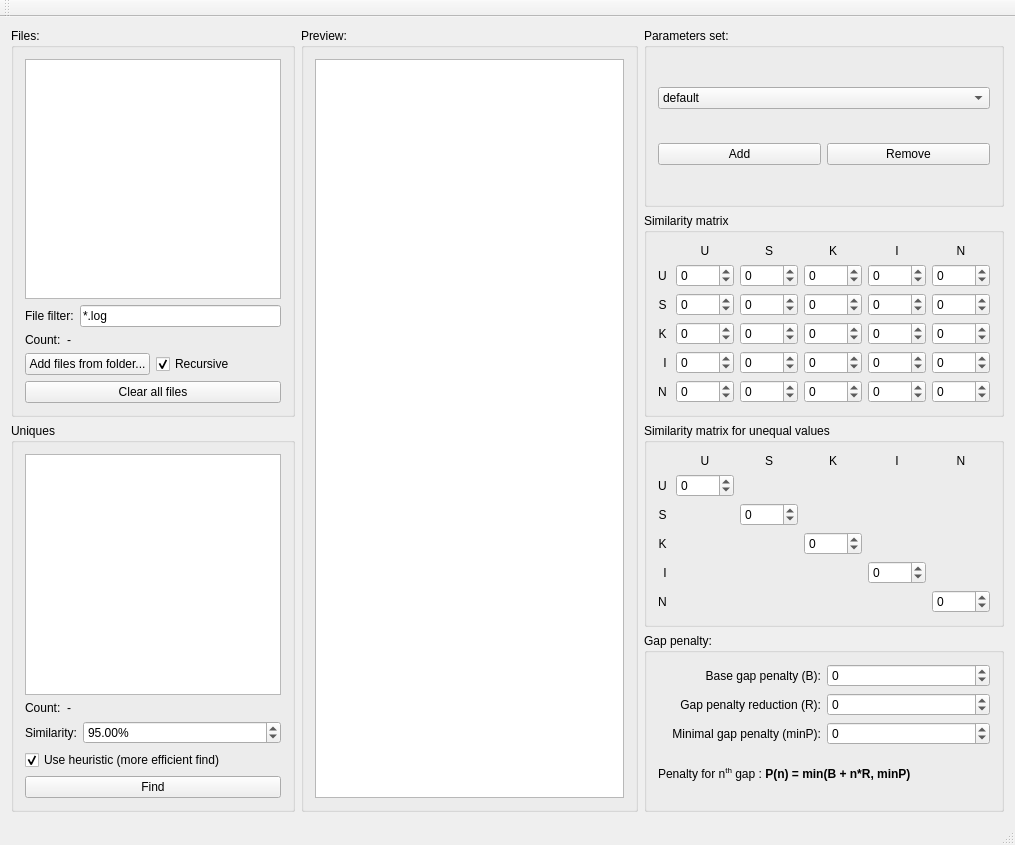
Old version of the form MainWindow.ui in the repository Cierpliwy/log-merger.
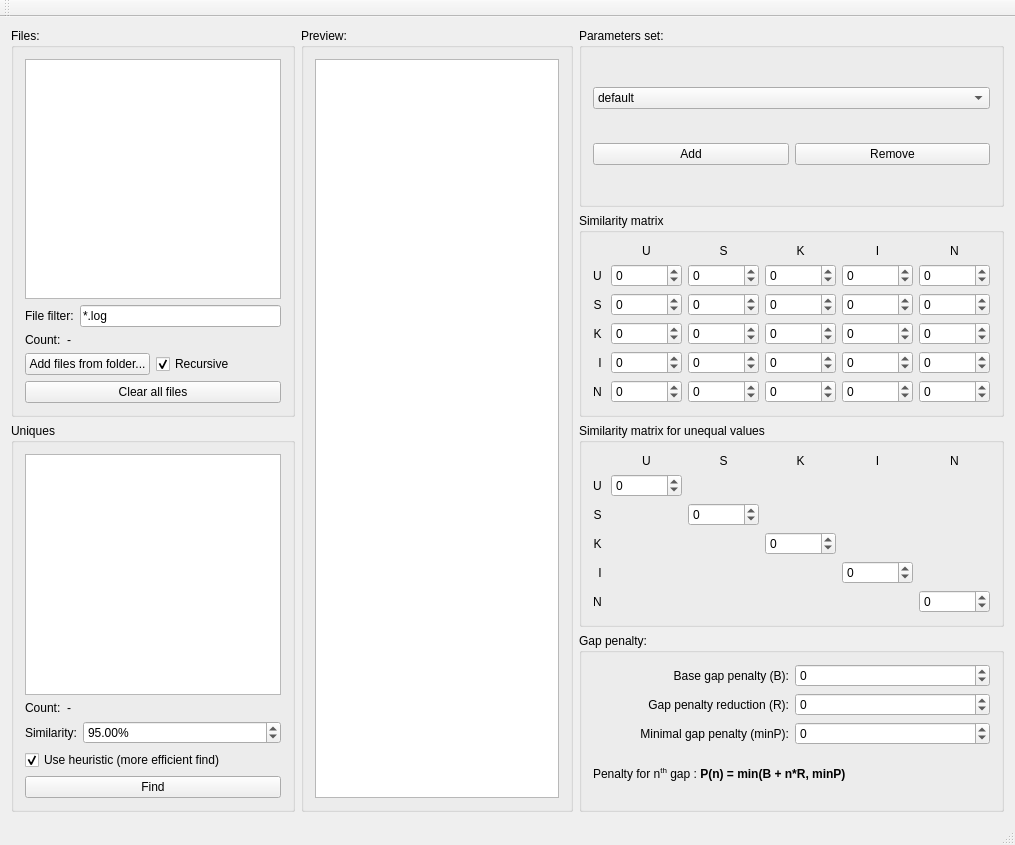
New version of the form.

Diff of the .ui file:
```diff
--- a/MainWindow.ui
+++ b/MainWindow.ui
@@ -180,7 +180,11 @@
       </property>
       <layout class="QVBoxLayout" name="verticalLayout_2">
        <item>
-        <widget class="QTextEdit" name="previewEdit"/>
+        <widget class="QTextEdit" name="previewEdit">
+         <property name="lineWrapMode">
+          <enum>QTextEdit::NoWrap</enum>
+         </property>
+        </widget>
        </item>
       </layout>
      </widget>
@@ -296,50 +300,65 @@
            <item row="1" column="1">
             <widget class="QSpinBox" name="UUSpinBox">
              <property name="minimum">
-              <number>-1000</number>
+              <number>-1000000</number>
              </property>
              <property name="maximum">
-              <number>1000</number>
+              <number>1000000</number>
+             </property>
+             <property name="value">
+              <number>0</number>
              </property>
             </widget>
            </item>
            <item row="1" column="2">
             <widget class="QSpinBox" name="USSpinBox">
              <property name="minimum">
-              <number>-1000</number>
+              <number>-1000000</number>
              </property>
              <property name="maximum">
-              <number>1000</number>
+              <number>1000000</number>
+             </property>
+             <property name="value">
+              <number>0</number>
              </property>
             </widget>
            </item>
            <item row="1" column="3">
             <widget class="QSpinBox" name="UKSpinBox">
              <property name="minimum">
-              <number>-1000</number>
+              <number>-1000000</number>
              </property>
              <property name="maximum">
-              <number>1000</number>
+              <number>1000000</number>
+             </property>
+             <property name="value">
+              <number>0</number>
              </property>
             </widget>
            </item>
            <item row="1" column="4">
             <widget class="QSpinBox" name="UISpinBox">
              <property name="minimum">
-              <number>-1000</number>
+              <number>-1000000</number>
              </property>
              <property name="maximum">
-              <number>1000</number>
+              <number>1000000</number>
+             </property>
+             <property name="value">
+              <number>0</number>
              </property>
             </widget>
            </item>
            <item row="1" column="5">
             <widget class="QSpinBox" name="UNSpinBox">
              <property name="minimum">
-              <number>-1000</number>
+              <number>-1000000</number>
              </property>
              <property name="maximum">
-              <number>1000</number>
+              <number>1000000</number>
+             </property>
+             <property name="value">
+              <number>0</number>
              </property>
             </widget>
            </item>
@@ -356,50 +375,53 @@
            <item row="2" column="1">
             <widget class="QSpinBox" name="SUSpinBox">
              <property name="minimum">
-              <number>-1000</number>
+              <number>-1000000</number>
              </property>
              <property name="maximum">
-              <number>1000</number>
+              <number>1000000</number>
+             </property>
+             <property name="value">
+              <number>0</number>
              </property>
             </widget>
            </item>
            <item row="2" column="2">
             <widget class="QSpinBox" name="SSSpinBox">
              <property name="minimum">
-              <number>-1000</number>
+              <number>-1000000</number>
              </property>
              <property name="maximum">
-              <number>1000</number>
+              <number>1000000</number>
              </property>
             </widget>
            </item>
            <item row="2" column="3">
             <widget class="QSpinBox" name="SKSpinBox">
              <property name="minimum">
-              <number>-1000</number>
+              <number>-1000000</number>
              </property>
              <property name="maximum">
-              <number>1000</number>
+              <number>1000000</number>
              </property>
             </widget>
            </item>
            <item row="2" column="4">
             <widget class="QSpinBox" name="SISpinBox">
              <property name="minimum">
-              <number>-1000</number>
+              <number>-1000000</number>
              </property>
              <property name="maximum">
-              <number>1000</number>
+              <number>1000000</number>
              </property>
             </widget>
            </item>
            <item row="2" column="5">
             <widget class="QSpinBox" name="SNSpinBox">
              <property name="minimum">
-              <number>-1000</number>
+              <number>-1000000</number>
              </property>
              <property name="maximum">
-              <number>1000</number>
+              <number>1000000</number>
              </property>
             </widget>
            </item>
@@ -416,50 +438,53 @@
            <item row="3" column="1">
             <widget class="QSpinBox" name="KUSpinBox">
              <property name="minimum">
-              <number>-1000</number>
+              <number>-1000000</number>
              </property>
              <property name="maximum">
-              <number>1000</number>
+              <number>1000000</number>
+             </property>
+             <property name="value">
+              <number>0</number>
              </property>
             </widget>
            </item>
            <item row="3" column="2">
             <widget class="QSpinBox" name="KSSpinBox">
              <property name="minimum">
-              <number>-1000</number>
+              <number>-1000000</number>
              </property>
              <property name="maximum">
-              <number>1000</number>
+              <number>1000000</number>
              </property>
             </widget>
            </item>
            <item row="3" column="3">
             <widget class="QSpinBox" name="KKSpinBox">
              <property name="minimum">
-              <number>-1000</number>
+              <number>-1000000</number>
              </property>
              <property name="maximum">
-              <number>1000</number>
+              <number>1000000</number>
              </property>
             </widget>
            </item>
            <item row="3" column="4">
             <widget class="QSpinBox" name="KISpinBox">
              <property name="minimum">
-              <number>-1000</number>
+              <number>-1000000</number>
              </property>
              <property name="maximum">
-              <number>1000</number>
+              <number>1000000</number>
              </property>
             </widget>
            </item>
            <item row="3" column="5">
             <widget class="QSpinBox" name="KNSpinBox">
              <property name="minimum">
-              <number>-1000</number>
+              <number>-1000000</number>
              </property>
              <property name="maximum">
-              <number>1000</number>
+              <number>1000000</number>
              </property>
             </widget>
            </item>
@@ -476,50 +501,53 @@
            <item row="4" column="1">
             <widget class="QSpinBox" name="IUSpinBox">
              <property name="minimum">
-              <number>-1000</number>
+              <number>-1000000</number>
              </property>
              <property name="maximum">
-              <number>1000</number>
+              <number>1000000</number>
+             </property>
+             <property name="value">
+              <number>0</number>
              </property>
             </widget>
            </item>
            <item row="4" column="2">
             <widget class="QSpinBox" name="ISSpinBox">
              <property name="minimum">
-              <number>-1000</number>
+              <number>-1000000</number>
              </property>
              <property name="maximum">
-              <number>1000</number>
+              <number>1000000</number>
              </property>
             </widget>
            </item>
            <item row="4" column="3">
             <widget class="QSpinBox" name="IKSpinBox">
              <property name="minimum">
-              <number>-1000</number>
+              <number>-1000000</number>
              </property>
              <property name="maximum">
-              <number>1000</number>
+              <number>1000000</number>
              </property>
             </widget>
            </item>
            <item row="4" column="4">
             <widget class="QSpinBox" name="IISpinBox">
              <property name="minimum">
-              <number>-1000</number>
+              <number>-1000000</number>
              </property>
              <property name="maximum">
-              <number>1000</number>
+              <number>1000000</number>
              </property>
             </widget>
            </item>
            <item row="4" column="5">
             <widget class="QSpinBox" name="INSpinBox">
              <property name="minimum">
-              <number>-1000</number>
+              <number>-1000000</number>
              </property>
              <property name="maximum">
-              <number>1000</number>
+              <number>1000000</number>
              </property>
             </widget>
            </item>
@@ -536,50 +564,50 @@
            <item row="5" column="1">
             <widget class="QSpinBox" name="NUSpinBox">
              <property name="minimum">
-              <number>-1000</number>
+              <number>-1000000</number>
              </property>
              <property name="maximum">
-              <number>1000</number>
+              <number>1000000</number>
              </property>
             </widget>
            </item>
            <item row="5" column="2">
             <widget class="QSpinBox" name="NSSpinBox">
              <property name="minimum">
-              <number>-1000</number>
+              <number>-1000000</number>
              </property>
              <property name="maximum">
-              <number>1000</number>
+              <number>1000000</number>
              </property>
             </widget>
            </item>
            <item row="5" column="3">
             <widget class="QSpinBox" name="NKSpinBox">
              <property name="minimum">
-              <number>-1000</number>
+              <number>-1000000</number>
              </property>
              <property name="maximum">
-              <number>1000</number>
+              <number>1000000</number>
              </property>
             </widget>
            </item>
            <item row="5" column="4">
             <widget class="QSpinBox" name="NISpinBox">
              <property name="minimum">
-              <number>-1000</number>
+              <number>-1000000</number>
              </property>
              <property name="maximum">
-              <number>1000</number>
+              <number>1000000</number>
              </property>
             </widget>
            </item>
            <item row="5" column="5">
             <widget class="QSpinBox" name="NNSpinBox">
              <property name="minimum">
-              <number>-1000</number>
+              <number>-1000000</number>
              </property>
              <property name="maximum">
-              <number>1000</number>
+              <number>1000000</number>
              </property>
             </widget>
            </item>
@@ -659,10 +687,10 @@
            <item row="1" column="1">
             <widget class="QSpinBox" name="UUSpinBox_2">
              <property name="minimum">
-              <number>-1000</number>
+              <number>-1000000</number>
              </property>
              <property name="maximum">
-              <number>1000</number>
+              <number>1000000</number>
              </property>
             </widget>
            </item>
@@ -679,10 +707,10 @@
            <item row="2" column="2">
             <widget class="QSpinBox" name="SSSpinBox_2">
              <property name="minimum">
-              <number>-1000</number>
+              <number>-1000000</number>
              </property>
              <property name="maximum">
-              <number>1000</number>
+              <number>1000000</number>
              </property>
             </widget>
            </item>
@@ -699,10 +727,10 @@
            <item row="3" column="3">
             <widget class="QSpinBox" name="KKSpinBox_2">
              <property name="minimum">
-              <number>-1000</number>
+              <number>-1000000</number>
              </property>
              <property name="maximum">
-              <number>1000</number>
+              <number>1000000</number>
              </property>
             </widget>
            </item>
@@ -719,10 +747,10 @@
            <item row="4" column="4">
             <widget class="QSpinBox" name="IISpinBox_2">
              <property name="minimum">
-              <number>-1000</number>
+              <number>-1000000</number>
              </property>
              <property name="maximum">
-              <number>1000</number>
+              <number>1000000</number>
              </property>
             </widget>
            </item>
@@ -739,10 +767,10 @@
            <item row="5" column="5">
             <widget class="QSpinBox" name="NNSpinBox_2">
              <property name="minimum">
-              <number>-1000</number>
+              <number>-1000000</number>
              </property>
              <property name="maximum">
-              <number>1000</number>
+              <number>1000000</number>
              </property>
             </widget>
            </item>
@@ -772,10 +800,10 @@
            <item row="0" column="1">
             <widget class="QSpinBox" name="penaltySpinBox">
              <property name="minimum">
-              <number>-1000</number>
+              <number>-1000000</number>
              </property>
              <property name="maximum">
-              <number>1000</number>
+              <number>1000000</number>
              </property>
             </widget>
            </item>
@@ -792,10 +820,10 @@
            <item row="1" column="1">
             <widget class="QSpinBox" name="penaltyReductionSpinBox">
              <property name="minimum">
-              <number>-1000</number>
+              <number>-1000000</number>
              </property>
              <property name="maximum">
-              <number>1000</number>
+              <number>1000000</number>
              </property>
             </widget>
            </item>
@@ -812,10 +840,10 @@
            <item row="2" column="1">
             <widget class="QSpinBox" name="minPenaltySpinBox">
              <property name="minimum">
-              <number>-1000</number>
+              <number>-1000000</number>
              </property>
              <property name="maximum">
-              <number>1000</number>
+              <number>1000000</number>
              </property>
             </widget>
            </item>
```
